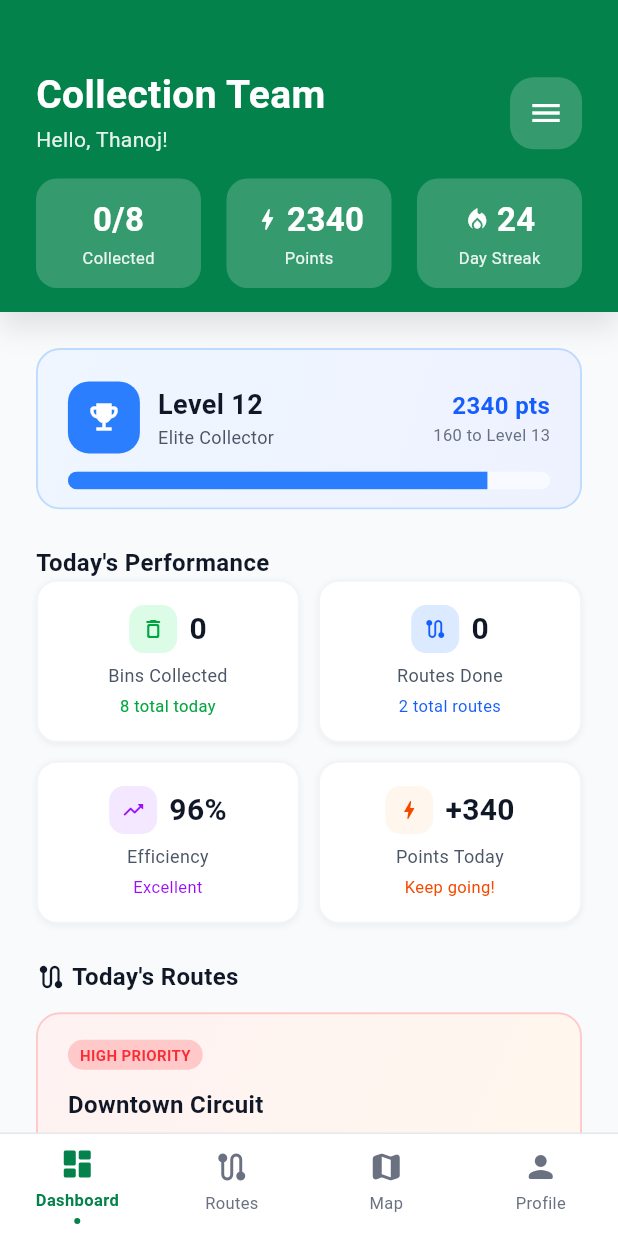
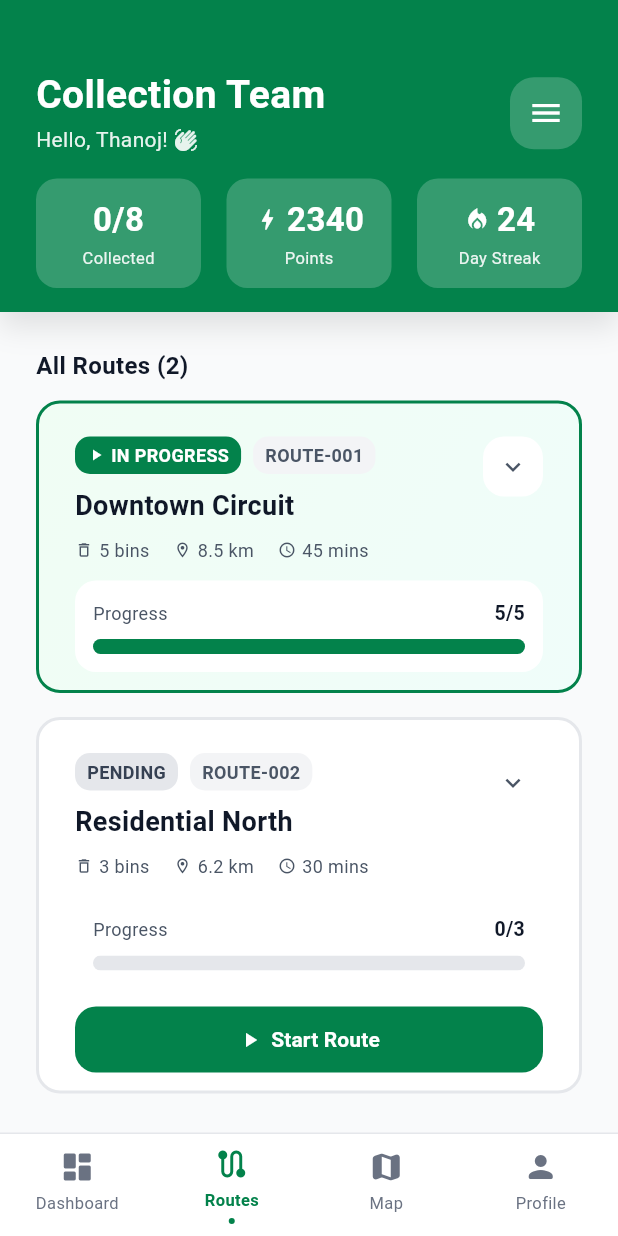
Before and after one commit to CodeMIndsUoM/Garbo-flutter, a Flutter app: the screen it shows after launch, on a phone screen of 412 x 824 dp. Run offline on Flutter 3.47's test engine with Material 3 defaults, Android fonts, the phone set to English and light mode, and no system bars; our stand-ins replace shared_preferences; Roboto replaces fonts that are missing (Arimo).

Commit message:
Add Collection Team Routes page with navigation

```diff
--- a/lib/app.dart
+++ b/lib/app.dart
@@ -2,6 +2,7 @@ import 'package:flutter/material.dart';
 import 'package:garbo_swms/presentation/login.dart';
 import 'package:garbo_swms/presentation/citizen/pages/home_page.dart';
 import 'package:garbo_swms/presentation/collection_team/pages/dashboard.dart';
+import 'package:garbo_swms/presentation/collection_team/pages/routes_page.dart';
 
 class App extends StatelessWidget {
   const App({super.key});
@@ -12,11 +13,12 @@ class App extends StatelessWidget {
       title: 'Garbo SWMS',
       debugShowCheckedModeBanner: false,
       theme: ThemeData(primarySwatch: Colors.green, fontFamily: 'Arimo'),
-      initialRoute: '/collector/dashboard', // Temporary for testing
+      initialRoute: '/collector/routes', // Temporary for testing routes page
       routes: {
         '/login': (context) => Login(),
         '/citizen-home': (context) => CitizenHomePage(),
         '/collector/dashboard': (context) => CollectionTeamDashboard(),
+        '/collector/routes': (context) => CollectionTeamRoutes(),
       },
     );
   }
--- a/lib/presentation/collection_team/pages/dashboard.dart
+++ b/lib/presentation/collection_team/pages/dashboard.dart
@@ -711,7 +711,16 @@ class _CollectionTeamDashboardState extends State<CollectionTeamDashboard> {
               final isSelected = i == _selectedNavIndex;
               return Expanded(
                 child: InkWell(
-                  onTap: () => setState(() => _selectedNavIndex = i),
+                  onTap: () {
+                    if (i == 1) {
+                      // Navigate to Routes
+                      Navigator.of(
+                        context,
+                      ).pushReplacementNamed('/collector/routes');
+                    } else {
+                      setState(() => _selectedNavIndex = i);
+                    }
+                  },
                   child: Column(
                     mainAxisAlignment: MainAxisAlignment.center,
                     children: [
--- /dev/null
+++ b/lib/presentation/collection_team/pages/routes_page.dart
@@ -0,0 +1,578 @@
+import 'package:flutter/material.dart';
+
+class CollectionTeamRoutes extends StatefulWidget {
+  const CollectionTeamRoutes({super.key});
+
+  @override
+  State<CollectionTeamRoutes> createState() => _CollectionTeamRoutesState();
+}
+
+class _CollectionTeamRoutesState extends State<CollectionTeamRoutes> {
+  int _selectedNavIndex = 1; // Routes tab is selected
+
+  // ── Design tokens ──────────────────────────────────────────────
+  // Primary green
+  static const Color green700 = Color(0xFF03824B);
+
+  // Accent colors
+  static const Color emerald50 = Color(0xFFF0FDF4);
+  static const Color emeraldTeal = Color(0xFFF0FDFA);
+
+  // Neutrals
+  static const Color grey50 = Color(0xFFF9FAFB);
+  static const Color grey100 = Color(0xFFF3F4F6);
+  static const Color grey200 = Color(0xFFE5E7EB);
+  static const Color grey500 = Color(0xFF6A7282);
+  static const Color grey600 = Color(0xFF4A5565);
+  static const Color grey700 = Color(0xFF364153);
+  static const Color grey900 = Color(0xFF101828);
+
+  // Sample route data
+  final List<RouteData> _routes = [
+    RouteData(
+      id: 'ROUTE-001',
+      name: 'Downtown Circuit',
+      bins: 5,
+      distance: 8.5,
+      duration: 45,
+      progress: 5,
+      totalBins: 5,
+      status: RouteStatus.inProgress,
+    ),
+    RouteData(
+      id: 'ROUTE-002',
+      name: 'Residential North',
+      bins: 3,
+      distance: 6.2,
+      duration: 30,
+      progress: 0,
+      totalBins: 3,
+      status: RouteStatus.pending,
+    ),
+  ];
+
+  @override
+  Widget build(BuildContext context) {
+    return Scaffold(
+      backgroundColor: grey50,
+      body: Column(
+        children: [
+          _buildHeader(),
+          Expanded(
+            child: SingleChildScrollView(
+              padding: const EdgeInsets.symmetric(horizontal: 24),
+              child: Column(
+                crossAxisAlignment: CrossAxisAlignment.start,
+                children: [
+                  const SizedBox(height: 24),
+                  _buildSectionTitle(),
+                  const SizedBox(height: 12),
+                  ..._routes.map(
+                    (route) => Padding(
+                      padding: const EdgeInsets.only(bottom: 16),
+                      child: _buildRouteCard(route),
+                    ),
+                  ),
+                  const SizedBox(height: 24),
+                ],
+              ),
+            ),
+          ),
+        ],
+      ),
+      bottomNavigationBar: _buildBottomNavigation(),
+    );
+  }
+
+  // ── Header ────────────────────────────────────────────────────
+  Widget _buildHeader() {
+    return Container(
+      width: double.infinity,
+      padding: const EdgeInsets.fromLTRB(24, 48, 24, 16),
+      decoration: BoxDecoration(
+        color: green700,
+        boxShadow: [
+          BoxShadow(
+            color: Colors.black.withOpacity(0.1),
+            offset: const Offset(0, 10),
+            blurRadius: 15,
+          ),
+        ],
+      ),
+      child: SafeArea(
+        bottom: false,
+        child: Column(
+          crossAxisAlignment: CrossAxisAlignment.start,
+          children: [
+            // Title row with menu button
+            Row(
+              mainAxisAlignment: MainAxisAlignment.spaceBetween,
+              children: [
+                Column(
+                  crossAxisAlignment: CrossAxisAlignment.start,
+                  children: [
+                    const Text(
+                      'Collection Team',
+                      style: TextStyle(
+                        color: Colors.white,
+                        fontSize: 26,
+                        fontWeight: FontWeight.w700,
+                        height: 1.2,
+                      ),
+                    ),
+                    const SizedBox(height: 4),
+                    Row(
+                      children: [
+                        Text(
+                          'Hello, Thanoj!',
+                          style: TextStyle(
+                            color: Colors.white.withOpacity(0.9),
+                            fontSize: 14,
+                            fontWeight: FontWeight.w400,
+                          ),
+                        ),
+                        const SizedBox(width: 4),
+                        Icon(
+                          Icons.waving_hand,
+                          color: Colors.white.withOpacity(0.9),
+                          size: 16,
+                        ),
+                      ],
+                    ),
+                  ],
+                ),
+                Container(
+                  width: 48,
+                  height: 48,
+                  decoration: BoxDecoration(
+                    color: Colors.white.withOpacity(0.2),
+                    borderRadius: BorderRadius.circular(16),
+                  ),
+                  child: const Icon(Icons.menu, color: Colors.white, size: 24),
+                ),
+              ],
+            ),
+            const SizedBox(height: 16),
+            // Stats row
+            Row(
+              children: [
+                _buildHeaderStat('0/8', 'Collected', null),
+                const SizedBox(width: 17),
+                _buildHeaderStat('2340', 'Points', Icons.bolt),
+                const SizedBox(width: 17),
+                _buildHeaderStat(
+                  '24',
+                  'Day Streak',
+                  Icons.local_fire_department,
+                ),
+              ],
+            ),
+          ],
+        ),
+      ),
+    );
+  }
+
+  Widget _buildHeaderStat(String value, String label, IconData? icon) {
+    return Expanded(
+      child: Container(
+        padding: const EdgeInsets.symmetric(vertical: 12),
+        decoration: BoxDecoration(
+          color: Colors.white.withOpacity(0.2),
+          borderRadius: BorderRadius.circular(14),
+        ),
+        child: Column(
+          children: [
+            Row(
+              mainAxisAlignment: MainAxisAlignment.center,
+              children: [
+                if (icon != null) ...[
+                  Icon(icon, color: Colors.white, size: 18),
+                  const SizedBox(width: 4),
+                ],
+                Text(
+                  value,
+                  style: const TextStyle(
+                    color: Colors.white,
+                    fontSize: 22,
+                    fontWeight: FontWeight.w700,
+                  ),
+                ),
+              ],
+            ),
+            const SizedBox(height: 2),
+            Text(
+              label,
+              style: TextStyle(
+                color: Colors.white.withOpacity(0.9),
+                fontSize: 11,
+                fontWeight: FontWeight.w400,
+              ),
+            ),
+          ],
+        ),
+      ),
+    );
+  }
+
+  // ── Section Title ─────────────────────────────────────────────
+  Widget _buildSectionTitle() {
+    return Text(
+      'All Routes (${_routes.length})',
+      style: const TextStyle(
+        color: grey900,
+        fontSize: 16,
+        fontWeight: FontWeight.w700,
+      ),
+    );
+  }
+
+  // ── Route Card ────────────────────────────────────────────────
+  Widget _buildRouteCard(RouteData route) {
+    final bool isInProgress = route.status == RouteStatus.inProgress;
+    final double progressPercent = route.totalBins > 0
+        ? route.progress / route.totalBins
+        : 0;
+
+    return Container(
+      padding: const EdgeInsets.fromLTRB(24, 22, 24, 12),
+      decoration: BoxDecoration(
+        gradient: isInProgress
+            ? const LinearGradient(
+                begin: Alignment.topLeft,
+                end: Alignment.bottomRight,
+                colors: [emerald50, emeraldTeal],
+              )
+            : null,
+        color: isInProgress ? null : Colors.white,
+        borderRadius: BorderRadius.circular(16),
+        border: Border.all(color: isInProgress ? green700 : grey200, width: 2),
+      ),
+      child: Column(
+        crossAxisAlignment: CrossAxisAlignment.start,
+        children: [
+          // Header row with badges and expand button
+          Row(
+            crossAxisAlignment: CrossAxisAlignment.start,
+            children: [
+              Expanded(
+                child: Column(
+                  crossAxisAlignment: CrossAxisAlignment.start,
+                  children: [
+                    // Status badges
+                    Row(
+                      children: [
+                        _buildStatusBadge(route.status),
+                        const SizedBox(width: 8),
+                        _buildRouteBadge(route.id),
+                      ],
+                    ),
+                    const SizedBox(height: 8),
+                    // Route name
+                    Text(
+                      route.name,
+                      style: const TextStyle(
+                        color: grey900,
+                        fontSize: 18,
+                        fontWeight: FontWeight.w700,
+                      ),
+                    ),
+                    const SizedBox(height: 8),
+                    // Route details
+                    Row(
+                      children: [
+                        _buildDetailChip(
+                          Icons.delete_outline,
+                          '${route.bins} bins',
+                        ),
+                        const SizedBox(width: 16),
+                        _buildDetailChip(
+                          Icons.location_on_outlined,
+                          '${route.distance} km',
+                        ),
+                        const SizedBox(width: 16),
+                        _buildDetailChip(
+                          Icons.access_time,
+                          '${route.duration} mins',
+                        ),
+                      ],
+                    ),
+                  ],
+                ),
+              ),
+              // Expand button
+              Container(
+                width: 40,
+                height: 40,
+                decoration: BoxDecoration(
+                  color: Colors.white,
+                  borderRadius: BorderRadius.circular(14),
+                ),
+                child: const Icon(
+                  Icons.keyboard_arrow_down,
+                  color: grey600,
+                  size: 20,
+                ),
+              ),
+            ],
+          ),
+          const SizedBox(height: 12),
+          // Progress section
+          Container(
+            padding: const EdgeInsets.all(12),
+            decoration: BoxDecoration(
+              color: Colors.white,
+              borderRadius: BorderRadius.circular(14),
+            ),
+            child: Column(
+              children: [
+                Row(
+                  mainAxisAlignment: MainAxisAlignment.spaceBetween,
+                  children: [
+                    const Text(
+                      'Progress',
+                      style: TextStyle(
+                        color: grey600,
+                        fontSize: 12,
+                        fontWeight: FontWeight.w400,
+                      ),
+                    ),
+                    Text(
+                      '${route.progress}/${route.totalBins}',
+                      style: const TextStyle(
+                        color: grey900,
+                        fontSize: 13,
+                        fontWeight: FontWeight.w700,
+                      ),
+                    ),
+                  ],
+                ),
+                const SizedBox(height: 8),
+                ClipRRect(
+                  borderRadius: BorderRadius.circular(100),
+                  child: LinearProgressIndicator(
+                    value: progressPercent,
+                    backgroundColor: grey200,
+                    valueColor: const AlwaysStoppedAnimation<Color>(green700),
+                    minHeight: 10,
+                  ),
+                ),
+              ],
+            ),
+          ),
+          // Start Route button (only for pending routes)
+          if (route.status == RouteStatus.pending) ...[
+            const SizedBox(height: 12),
+            SizedBox(
+              width: double.infinity,
+              height: 44,
+              child: ElevatedButton(
+                onPressed: () {
+                  ScaffoldMessenger.of(context).showSnackBar(
+                    const SnackBar(
+                      content: Text('Starting route...'),
+                      duration: Duration(seconds: 1),
+                      backgroundColor: green700,
+                    ),
+                  );
+                },
+                style: ElevatedButton.styleFrom(
+                  backgroundColor: green700,
+                  foregroundColor: Colors.white,
+                  elevation: 0,
+                  shape: RoundedRectangleBorder(
+                    borderRadius: BorderRadius.circular(14),
+                  ),
+                ),
+                child: const Row(
+                  mainAxisAlignment: MainAxisAlignment.center,
+                  children: [
+                    Icon(Icons.play_arrow, size: 16),
+                    SizedBox(width: 6),
+                    Text(
+                      'Start Route',
+                      style: TextStyle(
+                        fontSize: 14,
+                        fontWeight: FontWeight.w700,
+                      ),
+                    ),
+                  ],
+                ),
+              ),
+            ),
+          ],
+        ],
+      ),
+    );
+  }
+
+  Widget _buildStatusBadge(RouteStatus status) {
+    final bool isInProgress = status == RouteStatus.inProgress;
+    return Container(
+      padding: const EdgeInsets.symmetric(horizontal: 8, vertical: 4),
+      decoration: BoxDecoration(
+        color: isInProgress ? green700 : grey200,
+        borderRadius: BorderRadius.circular(10),
+      ),
+      child: Row(
+        mainAxisSize: MainAxisSize.min,
+        children: [
+          if (isInProgress) ...[
+            const Icon(Icons.play_arrow, color: Colors.white, size: 12),
+            const SizedBox(width: 4),
+          ],
+          Text(
+            isInProgress ? 'IN PROGRESS' : 'PENDING',
+            style: TextStyle(
+              color: isInProgress ? Colors.white : grey700,
+              fontSize: 12,
+              fontWeight: FontWeight.w700,
+            ),
+          ),
+        ],
+      ),
+    );
+  }
+
+  Widget _buildRouteBadge(String routeId) {
+    return Container(
+      padding: const EdgeInsets.symmetric(horizontal: 8, vertical: 4),
+      decoration: BoxDecoration(
+        color: grey100,
+        borderRadius: BorderRadius.circular(10),
+      ),
+      child: Text(
+        routeId,
+        style: const TextStyle(
+          color: grey600,
+          fontSize: 12,
+          fontWeight: FontWeight.w700,
+        ),
+      ),
+    );
+  }
+
+  Widget _buildDetailChip(IconData icon, String text) {
+    return Row(
+      mainAxisSize: MainAxisSize.min,
+      children: [
+        Icon(icon, color: grey600, size: 12),
+        const SizedBox(width: 4),
+        Text(
+          text,
+          style: const TextStyle(
+            color: grey600,
+            fontSize: 12,
+            fontWeight: FontWeight.w400,
+          ),
+        ),
+      ],
+    );
+  }
+
+  // ── Bottom Navigation ─────────────────────────────────────────
+  Widget _buildBottomNavigation() {
+    final items = [
+      _NavItem(Icons.dashboard_rounded, 'Dashboard'),
+      _NavItem(Icons.route_rounded, 'Routes'),
+      _NavItem(Icons.map_rounded, 'Map'),
+      _NavItem(Icons.person_rounded, 'Profile'),
+    ];
+
+    return Container(
+      decoration: const BoxDecoration(
+        color: Colors.white,
+        border: Border(top: BorderSide(color: grey200, width: 1)),
+      ),
+      child: SafeArea(
+        top: false,
+        child: SizedBox(
+          height: 68,
+          child: Row(
+            children: List.generate(items.length, (i) {
+              final isSelected = i == _selectedNavIndex;
+              return Expanded(
+                child: InkWell(
+                  onTap: () {
+                    if (i == 0) {
+                      // Navigate to Dashboard
+                      Navigator.of(
+                        context,
+                      ).pushReplacementNamed('/collector/dashboard');
+                    } else {
+                      setState(() => _selectedNavIndex = i);
+                    }
+                  },
+                  child: Column(
+                    mainAxisAlignment: MainAxisAlignment.center,
+                    children: [
+                      Icon(
+                        items[i].icon,
+                        color: isSelected ? green700 : grey500,
+                        size: 24,
+                      ),
+                      const SizedBox(height: 4),
+                      Text(
+                        items[i].label,
+                        style: TextStyle(
+                          color: isSelected ? green700 : grey500,
+                          fontSize: 11,
+                          fontWeight: isSelected
+                              ? FontWeight.w600
+                              : FontWeight.w400,
+                        ),
+                      ),
+                      const SizedBox(height: 4),
+                      // Active indicator dot
+                      AnimatedContainer(
+                        duration: const Duration(milliseconds: 200),
+                        width: isSelected ? 4 : 0,
+                        height: isSelected ? 4 : 0,
+                        decoration: BoxDecoration(
+                          color: isSelected ? green700 : Colors.transparent,
+                          shape: BoxShape.circle,
+                        ),
+                      ),
+                    ],
+                  ),
+                ),
+              );
+            }),
+          ),
+        ),
+      ),
+    );
+  }
+}
+
+// ── Data Models ─────────────────────────────────────────────────
+enum RouteStatus { inProgress, pending, completed }
+
+class RouteData {
+  final String id;
+  final String name;
+  final int bins;
+  final double distance;
+  final int duration;
+  final int progress;
+  final int totalBins;
+  final RouteStatus status;
+
+  RouteData({
+    required this.id,
+    required this.name,
+    required this.bins,
+    required this.distance,
+    required this.duration,
+    required this.progress,
+    required this.totalBins,
+    required this.status,
+  });
+}
+
+// Helper class for nav items
+class _NavItem {
+  final IconData icon;
+  final String label;
+  const _NavItem(this.icon, this.label);
+}
```
